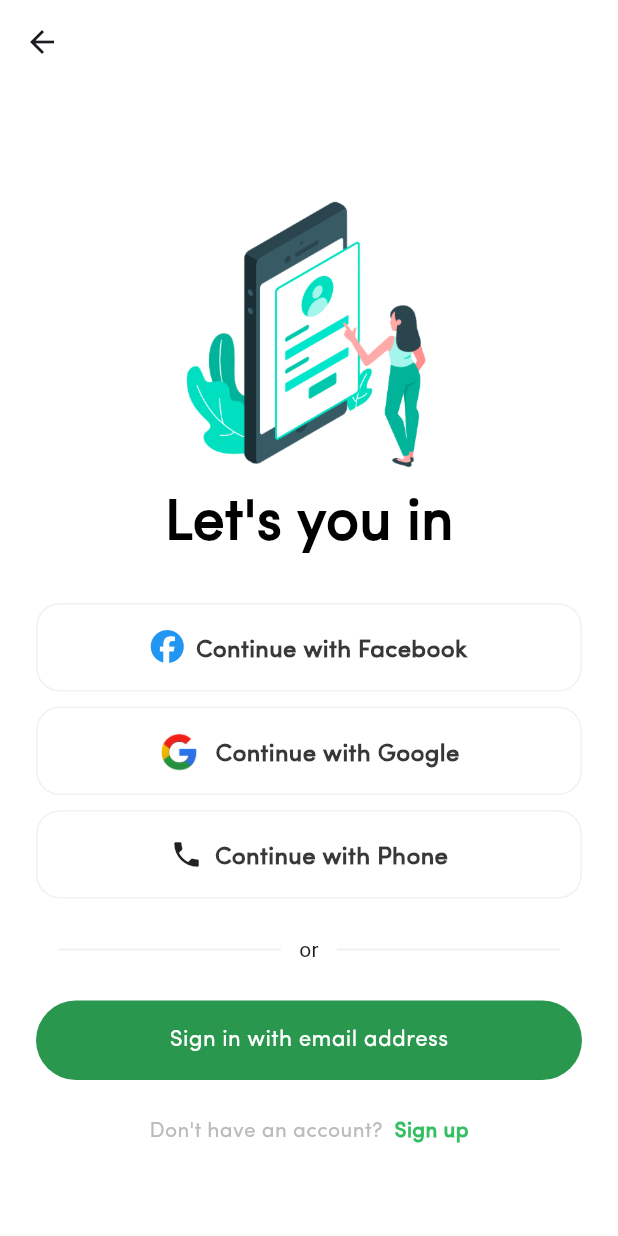
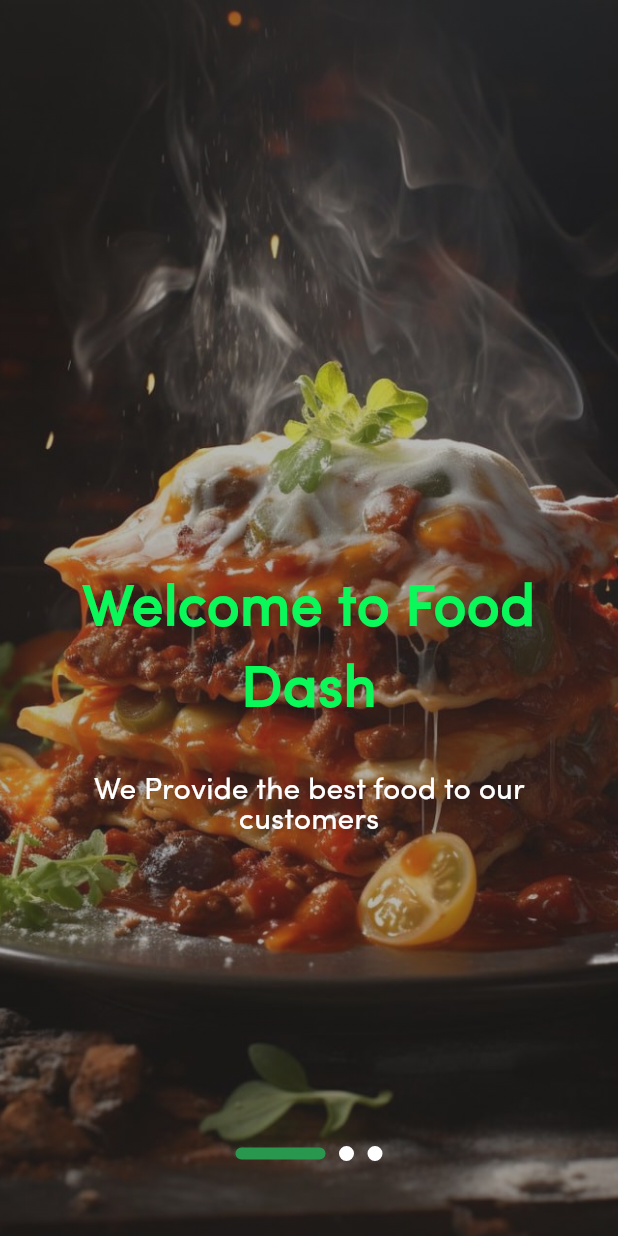
Before and after one commit to mohamdelbehairy/food_dash, a Flutter app: the screen it shows after launch, on a phone screen of 412 x 824 dp. Run offline on Flutter 3.47's test engine with Material 3 defaults, Android fonts, the phone set to English and light mode, and no system bars; our stand-ins replace flutter_staggered_animations, flutter_svg, font_awesome_flutter, go_router, hexcolor, loading_animation_widget.

Commit message:
Onboarding Screen Done

```diff
--- a/analysis_options.yaml
+++ b/analysis_options.yaml
@@ -9,6 +9,7 @@
 # packages, and plugins designed to encourage good coding practices.
 analyzer:
   errors:
+    prefer_typing_uninitialized_variables: ignore
     use_build_context_synchronously: ignore
 include: package:flutter_lints/flutter.yaml
 
--- a/lib/core/handler/icon_handler.dart
+++ b/lib/core/handler/icon_handler.dart
@@ -1,6 +1,7 @@
 import 'package:flutter/material.dart';
 import 'package:flutter_svg/flutter_svg.dart';
 
+// ignore: deprecated_member_use
 Widget drawSvgIcon(String iconName,{double? width,double? height,Color? iconColor}) => SizedBox(width: width??24,height:height ??24,child: SvgPicture.asset("assets/icons/svg/$iconName.svg",color: iconColor??Colors.black,));
 
 
--- a/lib/core/utils/app_router.dart
+++ b/lib/core/utils/app_router.dart
@@ -1,13 +1,23 @@
+import 'package:flutter/material.dart';
+import 'package:food_dash/features/onboarding/ui/views/onboarding_screen.dart';
 import 'package:food_dash/features/provider_auth/ui/views/provider_auth_view.dart';
 import 'package:food_dash/features/splash/ui/views/splash_view.dart';
 import 'package:go_router/go_router.dart';
 
 abstract class AppRouter {
   static const providerAuth = '/provider_auth';
+  static const onboarding = '/onboarding';
+  static final GlobalKey<NavigatorState> navigatorState =
+      GlobalKey<NavigatorState>();
+
   static final router = GoRouter(routes: [
+
     GoRoute(path: '/', builder: (context, state) => const SplashView()),
     GoRoute(
         path: providerAuth,
         builder: (context, state) => const ProviderAuthView()),
+    GoRoute(path: onboarding, builder: (context, state) => OnboardingPage()),
   ]);
+
+
 }
--- /dev/null
+++ b/lib/core/utils/components/shimmer/animated_widgets.dart
@@ -0,0 +1,102 @@
+import 'package:flutter/material.dart';
+import 'package:flutter_staggered_animations/flutter_staggered_animations.dart';
+
+
+
+class AnimatedWidgets extends StatelessWidget {
+  final Widget? child;
+  final double? verticalOffset;
+  final double? horizontalOffset;
+  final double? durationMilli;
+
+  const AnimatedWidgets(
+      {super.key,
+      this.child,
+      this.verticalOffset,
+      this.horizontalOffset,
+      this.durationMilli});
+
+  @override
+  Widget build(BuildContext context) {
+    return AnimationConfiguration.staggeredList(
+      position: 2,
+      duration: Duration(milliseconds: durationMilli != null ? durationMilli!.toInt() : 500),
+      child: SlideAnimation(
+        curve: Curves.easeInOut,
+        horizontalOffset: horizontalOffset ?? 0,
+        verticalOffset: verticalOffset ?? 50,
+        child: FadeInAnimation(
+          child: child!,
+        ),
+      ),
+    );
+  }
+}
+
+class ListAnimator extends StatefulWidget {
+  final List<Widget>? data;
+  final int? durationMilli;
+  final double? verticalOffset;
+  final double? horizontalOffset;
+  final ScrollController? controller;
+  final direction;
+  final addPadding;
+  final bool scroll;
+  final customPadding;
+  final Stream<int>? scrollControllerStream;
+
+  const ListAnimator({
+    this.controller,
+    super.key,
+    this.data,
+    this.durationMilli,
+    this.verticalOffset,
+    this.horizontalOffset,
+    this.direction,
+    this.addPadding = true,
+    this.customPadding,
+    this.scrollControllerStream,
+    this.scroll = true,
+  });
+
+  @override
+  _ListAnimatorState createState() => _ListAnimatorState();
+}
+
+class _ListAnimatorState extends State<ListAnimator> {
+
+
+  @override
+  Widget build(BuildContext context) {
+    return StreamBuilder<int>(
+        stream: widget.scrollControllerStream,
+        builder: (context, snapshot) {
+          // if(snapshot.hasData){
+          //   autoScroll.scrollToIndex(snapshot.data ,preferPosition: AutoScrollPosition.middle );
+          // }
+          return AnimationLimiter(
+            child: ListView.builder(
+              controller: widget.controller,
+                padding: widget.customPadding ??
+                    EdgeInsets.only(top: widget.addPadding ? 0 : 0),
+                physics: widget.scroll
+                    ? const BouncingScrollPhysics(parent: AlwaysScrollableScrollPhysics())
+                    : const NeverScrollableScrollPhysics(),
+                  // controller: autoScroll,
+                shrinkWrap: true,
+                scrollDirection: widget.direction ?? Axis.vertical,
+                itemBuilder:(BuildContext context, int index) {
+                    return AnimationConfiguration.staggeredList(
+                        position: index,
+                        duration:
+                            Duration(milliseconds: widget.durationMilli ?? 375),
+                        child: SlideAnimation(
+                            verticalOffset: widget.verticalOffset ?? 0.0,
+                            child:
+                                FadeInAnimation(child: widget.data![index])));},
+              itemCount: widget.data!.length,
+                 ),
+          );
+        });
+  }
+}
--- a/lib/core/widgets/custom_button_item.dart
+++ /dev/null
@@ -1,30 +0,0 @@
-import 'package:flutter/material.dart';
-
-import '../utils/app_colors.dart';
-import '../utils/app_styles.dart';
-
-class CustomButtonItem extends StatelessWidget {
-  const CustomButtonItem(
-      {super.key,
-      required this.size,
-      required this.buttonName,
-      required this.onTap});
-  final Size size;
-  final String buttonName;
-  final Function() onTap;
-
-  @override
-  Widget build(BuildContext context) {
-    return GestureDetector(
-      onTap: onTap,
-      child: Container(
-        padding: const EdgeInsets.all(16),
-        decoration: BoxDecoration(
-            color: AppColors.mainColor,
-            borderRadius: BorderRadius.circular(32)),
-        child: Center(
-            child: Text(buttonName, style: AppStyles.styleExtrallLight16)),
-      ),
-    );
-  }
-}
--- /dev/null
+++ b/lib/features/onboarding/model/onboarding_model.dart
@@ -0,0 +1,21 @@
+import 'package:food_dash/core/utils/app_images.dart';
+
+class OnBoardingtModel {
+  List<String> titles = [
+    "Welcome to Food Dash",
+    "Are You ready?",
+    "Order now!",
+  ];
+  List<String> values = [
+    "We Provide the best food to our customers",
+    "To discover the world thriugth your favorite food",
+    "and become a member in our family",
+  ];
+  List<String> images = [
+    Assets.imagesOnBoardringOne,
+    Assets.imagesOnBoardringTwo,
+    Assets.imagesOnBoardringThree,
+
+  ];
+
+}
--- /dev/null
+++ b/lib/features/onboarding/ui/views/onboarding_screen.dart
@@ -0,0 +1,163 @@
+import 'package:flutter/material.dart';
+import 'package:flutter/services.dart';
+import 'package:food_dash/core/utils/app_router.dart';
+import 'package:food_dash/core/utils/app_styles.dart';
+import 'package:food_dash/core/utils/components/custom_button_item.dart';
+import 'package:food_dash/core/utils/components/shimmer/animated_widgets.dart';
+import 'package:food_dash/features/onboarding/model/onboarding_model.dart';
+import 'package:food_dash/features/onboarding/ui/widgets/animated_page_indicator.dart';
+import 'package:hexcolor/hexcolor.dart';
+
+class OnboardingPage extends StatefulWidget {
+  @override
+  State<OnboardingPage> createState() => _OnboardingPageState();
+}
+
+class _OnboardingPageState extends State<OnboardingPage> {
+  int index = 0;
+  PageController controller = PageController();
+
+  @override
+  Widget build(BuildContext context) {
+    var size = MediaQuery.sizeOf(context);
+    final OnBoardingtModel contentModel = OnBoardingtModel();
+    SystemChrome.setSystemUIOverlayStyle(SystemUiOverlayStyle(
+      statusBarColor: Colors.transparent,
+      statusBarIconBrightness: Brightness.light,
+      systemNavigationBarColor: Colors.black,
+      systemNavigationBarIconBrightness: Brightness.light,
+    ));
+    return Scaffold(
+      body: SizedBox(
+        width: MediaQuery.of(context).size.width,
+        height: MediaQuery.of(context).size.height,
+        child: Stack(
+          children: [
+            Container(
+              width: MediaQuery.of(context).size.width,
+              height: MediaQuery.of(context).size.height,
+              decoration: BoxDecoration(
+                  image: DecorationImage(
+                      image: AssetImage(contentModel.images[index]),
+                      fit: BoxFit.cover)),
+            ),
+            Container(
+              decoration: BoxDecoration(
+                gradient: LinearGradient(
+                  begin: Alignment.topCenter,
+                  end: Alignment.bottomCenter,
+                  colors: [
+                    HexColor('#3C3A3A').withAlpha(130),
+                    HexColor('#3C3A3A').withAlpha(80),
+                    HexColor('#3C3A3A').withAlpha(100),
+                    HexColor('#3C3A3A').withAlpha(90),
+                    HexColor('#3C3A3A').withAlpha(100),
+                  ],
+                ),
+              ),
+            ),
+            SizedBox(
+              width: MediaQuery.of(context).size.width,
+              height: MediaQuery.of(context).size.height,
+              child: Padding(
+                padding: const EdgeInsets.symmetric(horizontal: 24),
+                child: Column(
+                  crossAxisAlignment: CrossAxisAlignment.center,
+                  mainAxisAlignment: MainAxisAlignment.center,
+                  children: [
+                    Spacer(),
+                    // const SizedBox(height: 24),
+                    Expanded(
+                      child: PageView(
+                        onPageChanged: (value) => setState(() {
+                          index = value;
+                        }),
+                        controller: controller,
+                        children: List.generate(
+                          contentModel.titles.length,
+                          (index) => ListAnimator(
+                            data: [
+                              Column(
+                                crossAxisAlignment: CrossAxisAlignment.center,
+                                children: [
+                                  Text(
+                                    contentModel.titles[index],
+                                    textAlign: TextAlign.center,
+                                    style: AppStyles.styleSemiBold40.copyWith(
+                                        color: const Color.fromARGB(
+                                            255, 11, 248, 90)),
+                                  ),
+                                  const SizedBox(height: 30),
+                                  RichText(
+                                      textAlign: TextAlign.center,
+                                      text: TextSpan(
+                                          style: AppStyles.styleSemiBold20
+                                              .copyWith(color: Colors.white),
+                                          children: [
+                                            TextSpan(
+                                                text:
+                                                    contentModel.values[index]),
+                                          ]))
+                                ],
+                              ),
+                            ],
+                          ),
+                        ),
+                      ),
+                    ),
+                    SizedBox(
+                      height: 5,
+                    ),
+                    index == contentModel.titles.length - 1
+                        ? Row(
+                            mainAxisAlignment: MainAxisAlignment.end,
+                            children: [
+                              CustomButtonItem(
+                                onTap: () {
+                                  print('aAs');
+                                  AppRouter.router.go(AppRouter.providerAuth);
+                                },
+                                buttonName: 'Let\'s go',
+                                radius: 18,
+                                width: (MediaQuery.of(context).size.width / 3),
+                                height: 48,
+                                borderColor: Colors.white,
+                                buttonColor: Colors.white.withOpacity(0.4),
+                                textStyle: AppStyles.styleSemiBold28.copyWith(
+                                  color: Colors.white,
+                                  fontSize: 19,
+                                ),
+                                // width: 100,
+                                size: size,
+                              )
+                            ],
+                          )
+                        : Container(),
+                    SizedBox(
+                        height:
+                            index == contentModel.titles.length - 1 ? 40 : 0),
+
+                    Row(
+                      mainAxisAlignment: MainAxisAlignment.center,
+                      children: List.generate(
+                          contentModel.titles.length,
+                          (value) => Padding(
+                                padding:
+                                    const EdgeInsets.symmetric(horizontal: 4.5),
+                                child: AnimatedPageIndicatorOnboarding(
+                                    check: index == value),
+                              )),
+                    ),
+                    SizedBox(
+                      height: 50,
+                    ),
+                  ],
+                ),
+              ),
+            ),
+          ],
+        ),
+      ),
+    );
+  }
+}
--- /dev/null
+++ b/lib/features/onboarding/ui/widgets/animated_page_indicator.dart
@@ -0,0 +1,25 @@
+import 'package:flutter/material.dart';
+import 'package:food_dash/core/utils/app_colors.dart';
+
+
+class AnimatedPageIndicatorOnboarding extends StatelessWidget {
+  const AnimatedPageIndicatorOnboarding({
+    super.key,
+    required this.check,
+  });
+  final bool check;
+  @override
+  Widget build(BuildContext context) {
+    return AnimatedContainer(
+      duration: const Duration(milliseconds: 400),
+      width: check? 60:10,
+
+      height: check ? 8 : 10,
+      decoration: BoxDecoration(
+        borderRadius: BorderRadius.circular(50),
+        color: check?AppColors.mainColor:Colors.white,
+        border: Border.all(color:check? AppColors.mainColor:Colors.white,width: 1)
+      ),
+    );
+  }
+}
--- a/lib/features/provider_auth/ui/widgets/provider_auth_view_body.dart
+++ b/lib/features/provider_auth/ui/widgets/provider_auth_view_body.dart
@@ -2,7 +2,7 @@
 import 'package:flutter/material.dart';
 import 'package:flutter/widgets.dart';
 import '../../../../core/utils/app_styles.dart';
-import '../../../../core/widgets/custom_button_item.dart';
+import '../../../../core/utils/components/custom_button_item.dart';
 import 'already_have_account_or_not.dart';
 import 'provider_auth_view_divider.dart';
 import 'provider_auth_view_image.dart';
--- a/pubspec.yaml
+++ b/pubspec.yaml
@@ -31,9 +31,11 @@
   cupertino_icons: ^1.0.6
   flutter:
     sdk: flutter
+  flutter_staggered_animations: ^1.1.1
   flutter_svg: ^2.0.10+1
   font_awesome_flutter: ^10.7.0
   go_router: ^14.1.0
+  hexcolor: ^3.0.1
   loading_animation_widget: ^1.2.1
 
 dev_dependencies:
```
Also changed, not shown: lib/core/utils/components/custom_button_item.dart (added, +50 -0 lines), lib/features/provider_auth/models/provider_auth_item_model.dart (added, +10 -0 lines), lib/features/splash/ui/views/splash_view.dart (+55 -12 lines), pubspec.lock.
